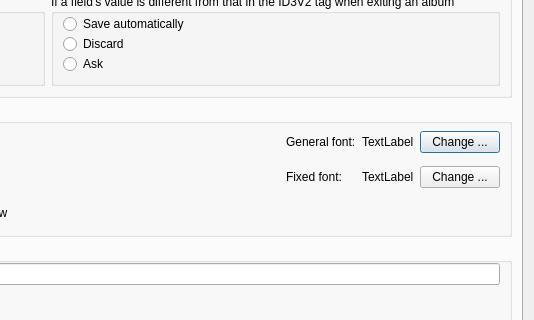
Above: src/Config.ui from mciobanu/mp3diags before the change; both pictures show x 438 to 972 and y 124 to 444 of the 972 by 585 pixel window. Below: the same form after it.
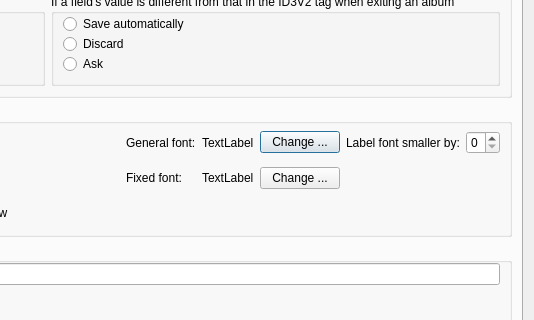
That is the form after the change. The open tabs and pages were chosen to show the change. Icons and pictures are not drawn.

```diff
--- a/src/Config.ui
+++ b/src/Config.ui
@@ -1874,6 +1874,20 @@
                  </property>
                 </widget>
                </item>
+               <item row="0" column="3" >
+                <widget class="QLabel" name="label_18" >
+                 <property name="text" >
+                  <string>Label font smaller by:</string>
+                 </property>
+                </widget>
+               </item>
+               <item row="0" column="4" >
+                <widget class="QSpinBox" name="m_pDecrLabelFontSB" >
+                 <property name="maximum" >
+                  <number>5</number>
+                 </property>
+                </widget>
+               </item>
                <item row="1" column="0" >
                 <widget class="QLabel" name="label_15" >
                  <property name="text" >
```
